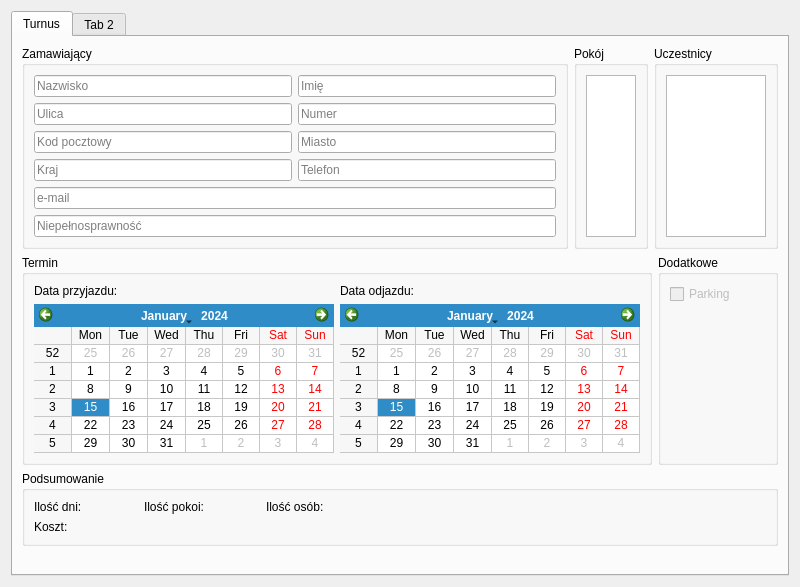
Above: src/ui/NewReservation/NewReservationDialog.ui from Skwara/HoteleADC before the change. Below: the same form after it.
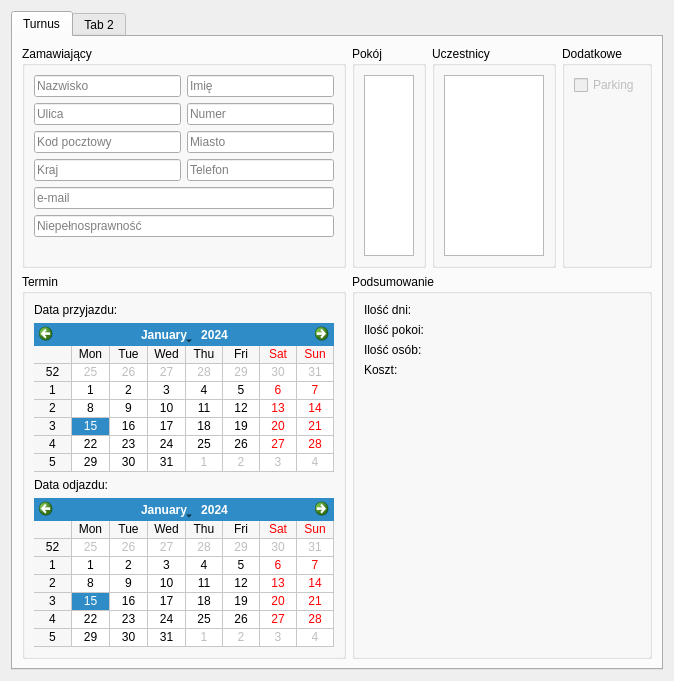
That is the form after the change.

Commit message: Rearrange NewReservationDialog

The edit to the form file:
```diff
--- a/src/ui/NewReservation/NewReservationDialog.ui
+++ b/src/ui/NewReservation/NewReservationDialog.ui
@@ -6,8 +6,8 @@
    <rect>
     <x>0</x>
     <y>0</y>
-    <width>800</width>
-    <height>587</height>
+    <width>666</width>
+    <height>681</height>
    </rect>
   </property>
   <property name="sizePolicy">
@@ -42,7 +42,7 @@
            </property>
            <property name="minimumSize">
             <size>
-             <width>400</width>
+             <width>0</width>
              <height>0</height>
             </size>
            </property>
@@ -55,64 +55,12 @@
            <property name="title">
             <string>Zamawiający</string>
            </property>
-           <layout class="QGridLayout" name="gridLayout_4">
-            <item row="5" column="0" colspan="2">
-             <widget class="QLineEdit" name="disabilityLineEdit">
-              <property name="minimumSize">
-               <size>
-                <width>200</width>
-                <height>0</height>
-               </size>
-              </property>
-              <property name="placeholderText">
-               <string>Niepełnosprawność</string>
-              </property>
-             </widget>
-            </item>
-            <item row="3" column="1">
-             <widget class="QLineEdit" name="phoneLineEdit">
-              <property name="minimumSize">
-               <size>
-                <width>200</width>
-                <height>0</height>
-               </size>
-              </property>
-              <property name="placeholderText">
-               <string>Telefon</string>
-              </property>
-             </widget>
-            </item>
-            <item row="3" column="0">
-             <widget class="QLineEdit" name="countryLineEdit">
-              <property name="minimumSize">
-               <size>
-                <width>200</width>
-                <height>0</height>
-               </size>
-              </property>
-              <property name="placeholderText">
-               <string>Kraj</string>
-              </property>
-             </widget>
-            </item>
-            <item row="2" column="1">
-             <widget class="QLineEdit" name="cityLineEdit">
-              <property name="minimumSize">
-               <size>
-                <width>200</width>
-                <height>0</height>
-               </size>
-              </property>
-              <property name="placeholderText">
-               <string>Miasto</string>
-              </property>
-             </widget>
-            </item>
+           <layout class="QGridLayout" name="gridLayout_3">
             <item row="4" column="0" colspan="2">
              <widget class="QLineEdit" name="emailLineEdit">
               <property name="minimumSize">
                <size>
-                <width>200</width>
+                <width>147</width>
                 <height>0</height>
                </size>
               </property>
@@ -121,37 +69,11 @@
               </property>
              </widget>
             </item>
-            <item row="0" column="1">
-             <widget class="QLineEdit" name="nameLineEdit">
-              <property name="minimumSize">
-               <size>
-                <width>200</width>
-                <height>0</height>
-               </size>
-              </property>
-              <property name="placeholderText">
-               <string>Imię</string>
-              </property>
-             </widget>
-            </item>
-            <item row="1" column="0">
-             <widget class="QLineEdit" name="streetLineEdit">
-              <property name="minimumSize">
-               <size>
-                <width>200</width>
-                <height>0</height>
-               </size>
-              </property>
-              <property name="placeholderText">
-               <string>Ulica</string>
-              </property>
-             </widget>
-            </item>
             <item row="0" column="0">
              <widget class="QLineEdit" name="surnameLineEdit">
               <property name="minimumSize">
                <size>
-                <width>200</width>
+                <width>147</width>
                 <height>0</height>
                </size>
               </property>
@@ -160,16 +82,16 @@
               </property>
              </widget>
             </item>
-            <item row="1" column="1">
-             <widget class="QLineEdit" name="numberLineEdit">
+            <item row="2" column="1">
+             <widget class="QLineEdit" name="cityLineEdit">
               <property name="minimumSize">
                <size>
-                <width>200</width>
+                <width>147</width>
                 <height>0</height>
                </size>
               </property>
               <property name="placeholderText">
-               <string>Numer</string>
+               <string>Miasto</string>
               </property>
              </widget>
             </item>
@@ -177,7 +99,7 @@
              <widget class="QLineEdit" name="postalCodeLineEdit">
               <property name="minimumSize">
                <size>
-                <width>200</width>
+                <width>147</width>
                 <height>0</height>
                </size>
               </property>
@@ -186,8 +108,86 @@
               </property>
              </widget>
             </item>
+            <item row="3" column="0">
+             <widget class="QLineEdit" name="countryLineEdit">
+              <property name="minimumSize">
+               <size>
+                <width>147</width>
+                <height>0</height>
+               </size>
+              </property>
+              <property name="placeholderText">
+               <string>Kraj</string>
+              </property>
+             </widget>
+            </item>
+            <item row="0" column="1">
+             <widget class="QLineEdit" name="nameLineEdit">
+              <property name="minimumSize">
+               <size>
+                <width>147</width>
+                <height>0</height>
+               </size>
+              </property>
+              <property name="placeholderText">
+               <string>Imię</string>
+              </property>
+             </widget>
+            </item>
+            <item row="1" column="1">
+             <widget class="QLineEdit" name="numberLineEdit">
+              <property name="minimumSize">
+               <size>
+                <width>147</width>
+                <height>0</height>
+               </size>
+              </property>
+              <property name="placeholderText">
+               <string>Numer</string>
+              </property>
+             </widget>
+            </item>
+            <item row="3" column="1">
+             <widget class="QLineEdit" name="phoneLineEdit">
+              <property name="minimumSize">
+               <size>
+                <width>147</width>
+                <height>0</height>
+               </size>
+              </property>
+              <property name="placeholderText">
+               <string>Telefon</string>
+              </property>
+             </widget>
+            </item>
+            <item row="1" column="0">
+             <widget class="QLineEdit" name="streetLineEdit">
+              <property name="minimumSize">
+               <size>
+                <width>147</width>
+                <height>0</height>
+               </size>
+              </property>
+              <property name="placeholderText">
+               <string>Ulica</string>
+              </property>
+             </widget>
+            </item>
+            <item row="5" column="0" colspan="2">
+             <widget class="QLineEdit" name="disabilityLineEdit">
+              <property name="minimumSize">
+               <size>
+                <width>147</width>
+                <height>0</height>
+               </size>
+              </property>
+              <property name="placeholderText">
+               <string>Niepełnosprawność</string>
+              </property>
+             </widget>
+            </item>
             <item row="6" column="0" colspan="2">
-             <spacer name="verticalSpacer_2">
+             <spacer name="verticalSpacer">
               <property name="orientation">
                <enum>Qt::Vertical</enum>
               </property>
@@ -250,8 +250,8 @@
            <property name="title">
             <string>Uczestnicy</string>
            </property>
-           <layout class="QGridLayout" name="gridLayout_5">
-            <item row="0" column="0" colspan="2">
+           <layout class="QVBoxLayout" name="verticalLayout_5">
+            <item>
              <widget class="QTableView" name="participantTableView">
               <property name="sizePolicy">
                <sizepolicy hsizetype="Ignored" vsizetype="Ignored">
@@ -270,101 +270,6 @@
            </layout>
           </widget>
          </item>
-        </layout>
-       </item>
-       <item>
-        <layout class="QHBoxLayout" name="horizontalLayout_2">
-         <item>
-          <widget class="QGroupBox" name="dateGroupBox">
-           <property name="sizePolicy">
-            <sizepolicy hsizetype="Maximum" vsizetype="Preferred">
-             <horstretch>0</horstretch>
-             <verstretch>0</verstretch>
-            </sizepolicy>
-           </property>
-           <property name="minimumSize">
-            <size>
-             <width>0</width>
-             <height>0</height>
-            </size>
-           </property>
-           <property name="maximumSize">
-            <size>
-             <width>16777215</width>
-             <height>16777215</height>
-            </size>
-           </property>
-           <property name="title">
-            <string>Termin</string>
-           </property>
-           <layout class="QGridLayout" name="gridLayout_3">
-            <item row="0" column="1">
-             <widget class="QLabel" name="endLabel">
-              <property name="text">
-               <string>Data odjazdu:</string>
-              </property>
-             </widget>
-            </item>
-            <item row="1" column="0">
-             <widget class="QCalendarWidget" name="beginCalendarWidget">
-              <property name="sizePolicy">
-               <sizepolicy hsizetype="Preferred" vsizetype="Fixed">
-                <horstretch>0</horstretch>
-                <verstretch>0</verstretch>
-               </sizepolicy>
-              </property>
-              <property name="minimumSize">
-               <size>
-                <width>300</width>
-                <height>0</height>
-               </size>
-              </property>
-              <property name="maximumSize">
-               <size>
-                <width>300</width>
-                <height>16777215</height>
-               </size>
-              </property>
-              <property name="gridVisible">
-               <bool>true</bool>
-              </property>
-             </widget>
-            </item>
-            <item row="1" column="1">
-             <widget class="QCalendarWidget" name="endCalendarWidget">
-              <property name="sizePolicy">
-               <sizepolicy hsizetype="Preferred" vsizetype="Fixed">
-                <horstretch>0</horstretch>
-                <verstretch>0</verstretch>
-               </sizepolicy>
-              </property>
-              <property name="minimumSize">
-               <size>
-                <width>300</width>
-                <height>0</height>
-               </size>
-              </property>
-              <property name="maximumSize">
-               <size>
-                <width>300</width>
-                <height>16777215</height>
-               </size>
-              </property>
-              <property name="gridVisible">
-               <bool>true</bool>
-              </property>
-             </widget>
-            </item>
-            <item row="0" column="0">
-             <widget class="QLabel" name="beginLabel">
-              <property name="text">
-               <string>Data przyjazdu:</string>
-              </property>
-             </widget>
-            </item>
-           </layout>
-          </widget>
-         </item>
          <item>
           <widget class="QGroupBox" name="additionalGroupBox">
            <property name="title">
@@ -400,7 +305,98 @@
         </layout>
        </item>
        <item>
-        <layout class="QHBoxLayout" name="horizontalLayout_3">
+        <layout class="QHBoxLayout" name="horizontalLayout_2">
+         <item>
+          <widget class="QGroupBox" name="dateGroupBox">
+           <property name="sizePolicy">
+            <sizepolicy hsizetype="Maximum" vsizetype="Preferred">
+             <horstretch>0</horstretch>
+             <verstretch>0</verstretch>
+            </sizepolicy>
+           </property>
+           <property name="minimumSize">
+            <size>
+             <width>0</width>
+             <height>0</height>
+            </size>
+           </property>
+           <property name="maximumSize">
+            <size>
+             <width>16777215</width>
+             <height>16777215</height>
+            </size>
+           </property>
+           <property name="title">
+            <string>Termin</string>
+           </property>
+           <layout class="QVBoxLayout" name="verticalLayout_4">
+            <item>
+             <widget class="QLabel" name="beginLabel">
+              <property name="text">
+               <string>Data przyjazdu:</string>
+              </property>
+             </widget>
+            </item>
+            <item>
+             <widget class="QCalendarWidget" name="beginCalendarWidget">
+              <property name="sizePolicy">
+               <sizepolicy hsizetype="Preferred" vsizetype="Fixed">
+                <horstretch>0</horstretch>
+                <verstretch>0</verstretch>
+               </sizepolicy>
+              </property>
+              <property name="minimumSize">
+               <size>
+                <width>300</width>
+                <height>0</height>
+               </size>
+              </property>
+              <property name="maximumSize">
+               <size>
+                <width>300</width>
+                <height>16777215</height>
+               </size>
+              </property>
+              <property name="gridVisible">
+               <bool>true</bool>
+              </property>
+             </widget>
+            </item>
+            <item>
+             <widget class="QLabel" name="endLabel">
+              <property name="text">
+               <string>Data odjazdu:</string>
+              </property>
+             </widget>
+            </item>
+            <item>
+             <widget class="QCalendarWidget" name="endCalendarWidget">
+              <property name="sizePolicy">
+               <sizepolicy hsizetype="Preferred" vsizetype="Fixed">
+                <horstretch>0</horstretch>
+                <verstretch>0</verstretch>
+               </sizepolicy>
+              </property>
+              <property name="minimumSize">
+               <size>
+                <width>300</width>
+                <height>0</height>
+               </size>
+              </property>
+              <property name="maximumSize">
+               <size>
+                <width>300</width>
+                <height>16777215</height>
+               </size>
+              </property>
+              <property name="gridVisible">
+               <bool>true</bool>
+              </property>
+             </widget>
+            </item>
+           </layout>
+          </widget>
+         </item>
          <item>
           <widget class="QGroupBox" name="summaryGroupBox">
            <property name="sizePolicy">
@@ -413,10 +409,29 @@
             <string>Podsumowanie</string>
            </property>
            <layout class="QGridLayout" name="gridLayout_2">
+            <item row="0" column="0">
+             <widget class="QLabel" name="daysLabel">
+              <property name="sizePolicy">
+               <sizepolicy hsizetype="Preferred" vsizetype="Preferred">
+                <horstretch>0</horstretch>
+                <verstretch>0</verstretch>
+               </sizepolicy>
+              </property>
+              <property name="minimumSize">
+               <size>
+                <width>60</width>
+                <height>0</height>
+               </size>
+              </property>
+              <property name="text">
+               <string>Ilość dni:</string>
+              </property>
+             </widget>
+            </item>
             <item row="0" column="1">
              <widget class="QLabel" name="daysValueLabel">
               <property name="sizePolicy">
-               <sizepolicy hsizetype="Maximum" vsizetype="Preferred">
+               <sizepolicy hsizetype="Minimum" vsizetype="Preferred">
                 <horstretch>0</horstretch>
                 <verstretch>0</verstretch>
                </sizepolicy>
@@ -432,105 +447,71 @@
               </property>
              </widget>
             </item>
-            <item row="0" column="3">
-             <widget class="QLabel" name="roomsValueLabel">
-              <property name="sizePolicy">
-               <sizepolicy hsizetype="Maximum" vsizetype="Preferred">
-                <horstretch>0</horstretch>
-                <verstretch>0</verstretch>
-               </sizepolicy>
-              </property>
-              <property name="minimumSize">
-               <size>
-                <width>50</width>
-                <height>0</height>
-               </size>
-              </property>
-              <property name="text">
-               <string/>
-              </property>
-             </widget>
-            </item>
-            <item row="0" column="6" rowspan="2">
-             <spacer name="horizontalSpacer">
-              <property name="orientation">
-               <enum>Qt::Horizontal</enum>
-              </property>
-              <property name="sizeHint" stdset="0">
-               <size>
-                <width>40</width>
-                <height>20</height>
-               </size>
-              </property>
-             </spacer>
-            </item>
             <item row="1" column="0">
-             <widget class="QLabel" name="priceLabel">
-              <property name="sizePolicy">
-               <sizepolicy hsizetype="Maximum" vsizetype="Preferred">
-                <horstretch>0</horstretch>
-                <verstretch>0</verstretch>
-               </sizepolicy>
-              </property>
-              <property name="text">
-               <string>Koszt:</string>
-              </property>
-             </widget>
-            </item>
-            <item row="0" column="2">
              <widget class="QLabel" name="roomsLabel">
               <property name="sizePolicy">
-               <sizepolicy hsizetype="Maximum" vsizetype="Preferred">
+               <sizepolicy hsizetype="Preferred" vsizetype="Preferred">
                 <horstretch>0</horstretch>
                 <verstretch>0</verstretch>
                </sizepolicy>
               </property>
+              <property name="minimumSize">
+               <size>
+                <width>60</width>
+                <height>0</height>
+               </size>
+              </property>
               <property name="text">
                <string>Ilość pokoi:</string>
               </property>
              </widget>
             </item>
-            <item row="0" column="0">
-             <widget class="QLabel" name="daysLabel">
+            <item row="1" column="1">
+             <widget class="QLabel" name="roomsValueLabel">
               <property name="sizePolicy">
-               <sizepolicy hsizetype="Maximum" vsizetype="Preferred">
+               <sizepolicy hsizetype="Minimum" vsizetype="Preferred">
                 <horstretch>0</horstretch>
                 <verstretch>0</verstretch>
                </sizepolicy>
               </property>
+              <property name="minimumSize">
+               <size>
+                <width>50</width>
+                <height>0</height>
+               </size>
+              </property>
               <property name="text">
-               <string>Ilość dni:</string>
+               <string/>
               </property>
              </widget>
             </item>
-            <item row="0" column="4">
+            <item row="2" column="0">
              <widget class="QLabel" name="participantsLabel">
+              <property name="sizePolicy">
+               <sizepolicy hsizetype="Preferred" vsizetype="Preferred">
+                <horstretch>0</horstretch>
+                <verstretch>0</verstretch>
+               </sizepolicy>
+              </property>
+              <property name="minimumSize">
+               <size>
+                <width>60</width>
+                <height>0</height>
+               </size>
+              </property>
               <property name="text">
                <string>Ilość osób:</string>
               </property>
              </widget>
             </item>
-            <item row="1" column="1">
-             <widget class="QLabel" name="priceValueLabel">
-              <property name="sizePolicy">
-               <sizepolicy hsizetype="Maximum" vsizetype="Preferred">
-                <horstretch>0</horstretch>
-                <verstretch>0</verstretch>
-               </sizepolicy>
-              </property>
-              <property name="minimumSize">
-               <size>
-                <width>50</width>
-                <height>0</height>
-               </size>
-              </property>
-              <property name="text">
-               <string/>
-              </property>
-             </widget>
-            </item>
-            <item row="0" column="5">
+            <item row="2" column="1">
              <widget class="QLabel" name="participantsValueLabel">
+              <property name="sizePolicy">
+               <sizepolicy hsizetype="Minimum" vsizetype="Preferred">
+                <horstretch>0</horstretch>
+                <verstretch>0</verstretch>
+               </sizepolicy>
+              </property>
               <property name="minimumSize">
                <size>
                 <width>50</width>
@@ -542,24 +523,75 @@
               </property>
              </widget>
             </item>
+            <item row="3" column="0">
+             <widget class="QLabel" name="priceLabel">
+              <property name="sizePolicy">
+               <sizepolicy hsizetype="Preferred" vsizetype="Preferred">
+                <horstretch>0</horstretch>
+                <verstretch>0</verstretch>
+               </sizepolicy>
+              </property>
+              <property name="minimumSize">
+               <size>
+                <width>60</width>
+                <height>0</height>
+               </size>
+              </property>
+              <property name="text">
+               <string>Koszt:</string>
+              </property>
+             </widget>
+            </item>
+            <item row="3" column="1">
+             <widget class="QLabel" name="priceValueLabel">
+              <property name="sizePolicy">
+               <sizepolicy hsizetype="Minimum" vsizetype="Preferred">
+                <horstretch>0</horstretch>
+                <verstretch>0</verstretch>
+               </sizepolicy>
+              </property>
+              <property name="minimumSize">
+               <size>
+                <width>50</width>
+                <height>0</height>
+               </size>
+              </property>
+              <property name="text">
+               <string/>
+              </property>
+             </widget>
+            </item>
+            <item row="4" column="0" colspan="3">
+             <spacer name="verticalSpacer_4">
+              <property name="orientation">
+               <enum>Qt::Vertical</enum>
+              </property>
+              <property name="sizeHint" stdset="0">
+               <size>
+                <width>20</width>
+                <height>40</height>
+               </size>
+              </property>
+             </spacer>
+            </item>
+            <item row="0" column="2" rowspan="4">
+             <spacer name="horizontalSpacer">
+              <property name="orientation">
+               <enum>Qt::Horizontal</enum>
+              </property>
+              <property name="sizeHint" stdset="0">
+               <size>
+                <width>40</width>
+                <height>20</height>
+               </size>
+              </property>
+             </spacer>
+            </item>
            </layout>
           </widget>
          </item>
         </layout>
        </item>
-       <item>
-        <spacer name="verticalSpacer">
-         <property name="orientation">
-          <enum>Qt::Vertical</enum>
-         </property>
-         <property name="sizeHint" stdset="0">
-          <size>
-           <width>20</width>
-           <height>0</height>
-          </size>
-         </property>
-        </spacer>
-       </item>
       </layout>
      </widget>
      <widget class="QWidget" name="tab_2">
```
Left out of the diff: 3 changed lines with no effect on the pictures. The commit also changes 2 other files.
